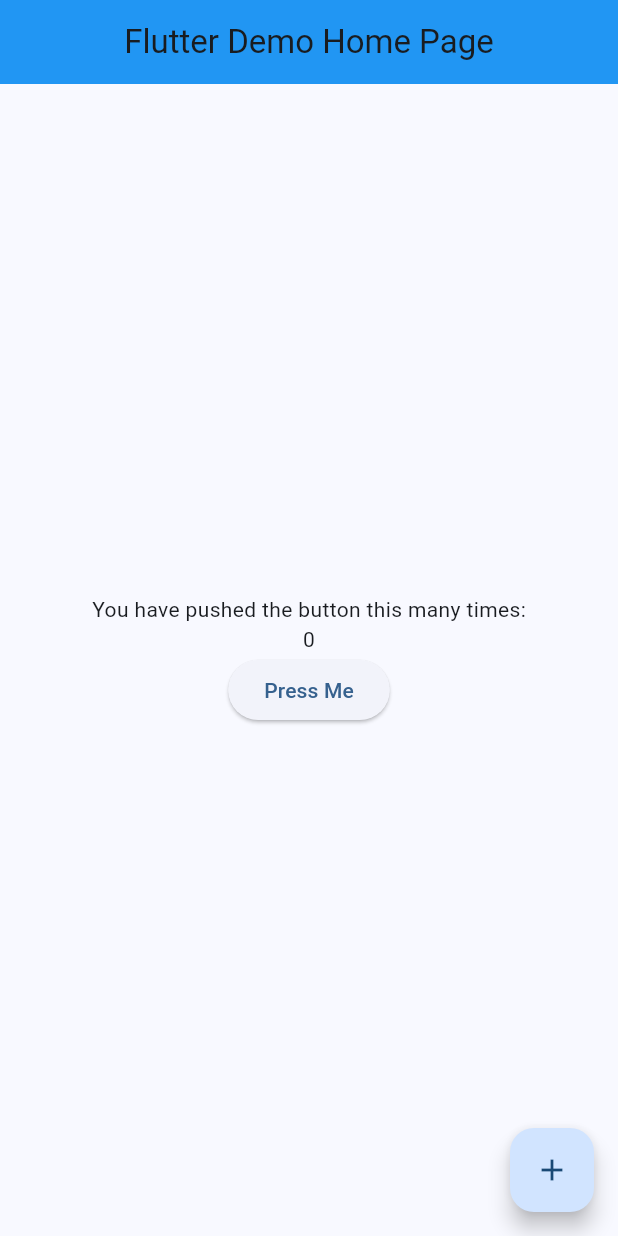
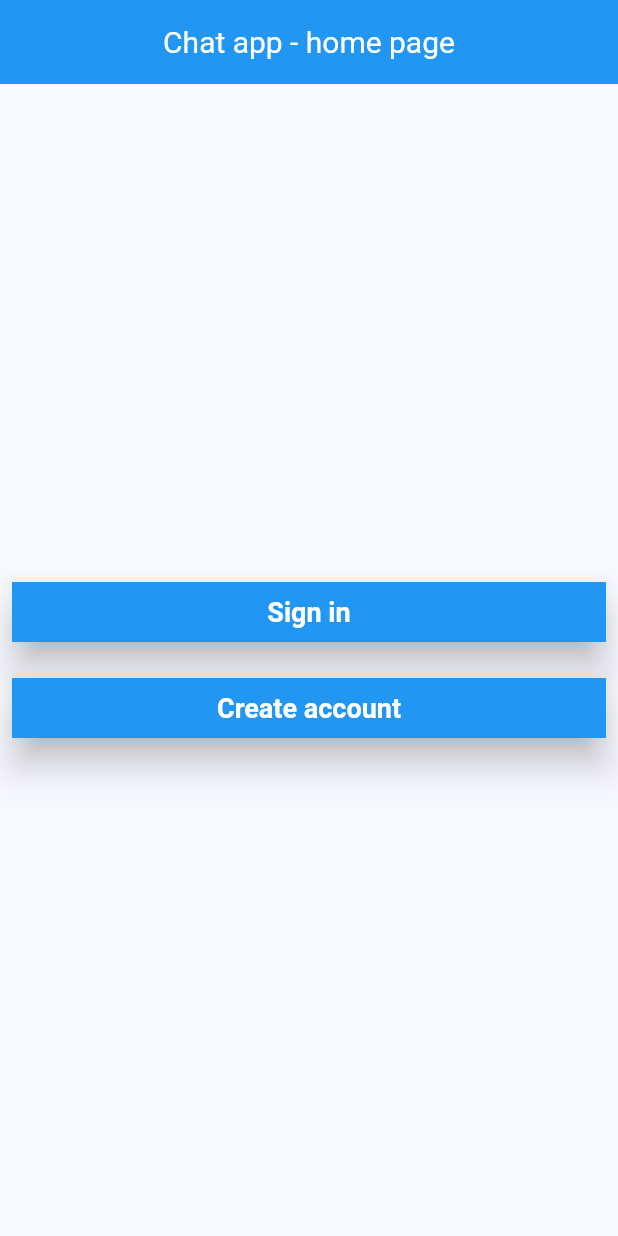
Before and after one commit to FilipStudeny/ChatApp---.NET, a Flutter app: the screen it shows after launch, on a phone screen of 412 x 824 dp. Run offline on Flutter 3.47's test engine with Material 3 defaults, Android fonts, the phone set to English and light mode, and no system bars; our stand-ins replace font_awesome_flutter.

Commit message:
Mobile register and login pages, navigation

```diff
--- a/mobile/lib/constants/ThemeSchema.dart
+++ b/mobile/lib/constants/ThemeSchema.dart
@@ -1,15 +1,31 @@
+import 'dart:ui';
+
 import 'package:flutter/material.dart';
 
 ThemeData themeSchema = ThemeData(
   brightness: Brightness.light,
   useMaterial3: true,
-
   appBarTheme: const AppBarTheme(
     backgroundColor: Colors.blue,
     shadowColor: Colors.transparent,
     elevation: 0.0,
-    centerTitle: true
+    centerTitle: true,
+    titleTextStyle: TextStyle(
+      color: Colors.white,
+      fontSize: 20.0,
+      fontWeight: FontWeight.normal,
+    ),
   ),
 
+  elevatedButtonTheme: ElevatedButtonThemeData(
+      style: ElevatedButton.styleFrom(
+          elevation: 10,
+          backgroundColor: Colors.blue,
+          foregroundColor: Colors.white,
+          shape: const RoundedRectangleBorder(
+            borderRadius: BorderRadius.zero
+          ),
+          textStyle: const TextStyle(
+              fontSize: 18, color: Colors.white, fontWeight: FontWeight.bold))),
   colorScheme: ColorScheme.fromSeed(seedColor: Colors.blue),
 );
--- /dev/null
+++ b/mobile/lib/lib/enums/Gender.dart
@@ -0,0 +1,5 @@
+
+enum Gender{
+  Male,
+  Female
+}
--- a/mobile/lib/main.dart
+++ b/mobile/lib/main.dart
@@ -1,5 +1,8 @@
 import 'package:flutter/material.dart';
+import 'package:mobile/pages/FeedPage.dart';
+import 'package:mobile/pages/RegisterPage.dart';
 import 'constants/ThemeSchema.dart';
+import 'pages/LoginPage.dart';
 
 void main() {
   runApp(const MyApp());
@@ -13,63 +16,59 @@ class MyApp extends StatelessWidget {
     return MaterialApp(
       title: 'Flutter Demo',
       theme: themeSchema,
-      home: const MyHomePage(title: 'Flutter Demo Home Page'),
+      initialRoute: HomePage.route,
+      routes: {
+        HomePage.route: (context) => const HomePage(title: "hOMEpAGE"),
+        LoginPage.route: (context) => const LoginPage(),
+        RegisterPage.route: (context) => const RegisterPage(),
+        FeedPage.route: (context) => const FeedPage()
+      },
     );
   }
 }
 
-class MyHomePage extends StatefulWidget {
-  const MyHomePage({super.key, required this.title});
+class HomePage extends StatefulWidget {
+  const HomePage({super.key, required this.title});
 
   final String title;
+  static const String route = 'home';
 
   @override
-  State<MyHomePage> createState() => _MyHomePageState();
+  State<HomePage> createState() => _HomePageState();
 }
 
-class _MyHomePageState extends State<MyHomePage> {
-  int _counter = 0;
-
-  void _incrementCounter() {
-    setState(() {
-      _counter++;
-    });
-  }
+class _HomePageState extends State<HomePage> {
 
   @override
   Widget build(BuildContext context) {
     return Scaffold(
       appBar: AppBar(
-        title: Text(
-          widget.title,
-        ),
+        title: const Text("Chat app - home page"),
       ),
-      body: Center(
-        child: Column(
+      body: Column(
           mainAxisAlignment: MainAxisAlignment.center,
-          children: <Widget>[
-            const Text(
-              'You have pushed the button this many times:',
+          crossAxisAlignment: CrossAxisAlignment.stretch,
+        children: [
+          Padding(
+            padding: const EdgeInsets.all(8.0),
+            child: ElevatedButton(
+              onPressed: () {
+                Navigator.pushNamed(context, LoginPage.route);
+              },
+              child: const Text("Sign in"),
             ),
-            Text(
-              '$_counter',
+          ),
+          Padding(
+            padding: const EdgeInsets.all(8.0),
+            child: ElevatedButton(
+              onPressed: () {
+                Navigator.pushNamed(context, RegisterPage.route);
+              },
+              child: const Text("Create account"),
             ),
-            ElevatedButton(
-              onPressed: () {
-                // Define what happens when the button is pressed
-                print('Button Pressed!');
-              },
-              child: Text(
-                'Press Me',
-              ),
-            ),
-          ],
-        ),
-      ),
-      floatingActionButton: FloatingActionButton(
-        onPressed: _incrementCounter,
-        tooltip: 'Increment',
-        child: const Icon(Icons.add),
+          ),
+        ]
+
       ),
     );
   }
```
Also changed, not shown: mobile/lib/components/IconContent.dart (added, +33 -0 lines), mobile/lib/pages/FeedPage.dart (added, +17 -0 lines), mobile/lib/pages/LoginPage.dart (+112 -3 lines), mobile/lib/pages/RegisterPage.dart (added, +221 -0 lines), mobile/pubspec.yaml (+2 -53 lines), mobile/pubspec.lock.
